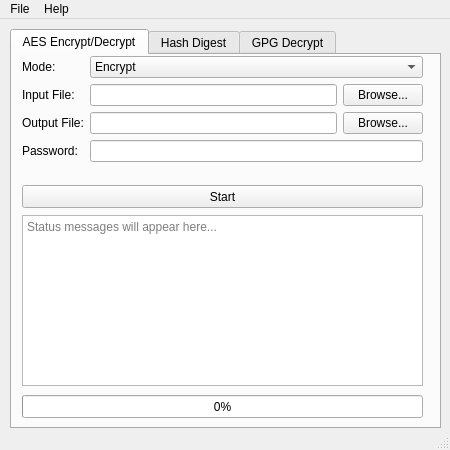
First picture: the form in src/mainwindow.ui, repository masato-ro/macrypto, before the edit.
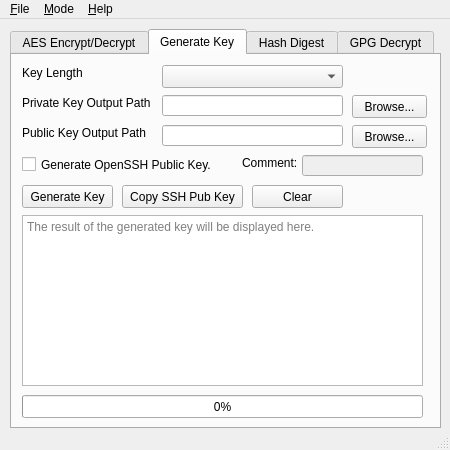
Second picture: the form after the edit. The open tabs and pages were chosen to show the change.

```diff
--- a/src/mainwindow.ui
+++ b/src/mainwindow.ui
@@ -70,14 +70,14 @@
        <bool>true</bool>
       </property>
       <property name="placeholderText">
-       <string>Status messages will appear here...</string>
+       <string>Status messages will be displayed here...</string>
       </property>
      </widget>
      <widget class="QWidget" name="layoutWidget">
       <property name="geometry">
        <rect>
         <x>10</x>
-        <y>1</y>
+        <y>10</y>
         <width>401</width>
         <height>114</height>
        </rect>
@@ -171,7 +171,7 @@
        <rect>
         <x>10</x>
         <y>130</y>
-        <width>401</width>
+        <width>91</width>
         <height>23</height>
        </rect>
       </property>
@@ -192,6 +192,229 @@
        <number>0</number>
       </property>
      </widget>
+     <widget class="QPushButton" name="pushButtonClearLog">
+      <property name="geometry">
+       <rect>
+        <x>110</x>
+        <y>130</y>
+        <width>91</width>
+        <height>23</height>
+       </rect>
+      </property>
+      <property name="text">
+       <string>Clear</string>
+      </property>
+     </widget>
+    </widget>
+    <widget class="QWidget" name="widget">
+     <attribute name="title">
+      <string>Generate Key</string>
+     </attribute>
+     <widget class="QLabel" name="labelKeyLength">
+      <property name="geometry">
+       <rect>
+        <x>10</x>
+        <y>10</y>
+        <width>131</width>
+        <height>16</height>
+       </rect>
+      </property>
+      <property name="text">
+       <string>Key Length</string>
+      </property>
+     </widget>
+     <widget class="QComboBox" name="comboBoxKeyLength">
+      <property name="geometry">
+       <rect>
+        <x>150</x>
+        <y>10</y>
+        <width>181</width>
+        <height>23</height>
+       </rect>
+      </property>
+     </widget>
+     <widget class="QLabel" name="labelPrivateKeyPath">
+      <property name="geometry">
+       <rect>
+        <x>10</x>
+        <y>40</y>
+        <width>141</width>
+        <height>16</height>
+       </rect>
+      </property>
+      <property name="text">
+       <string>Private Key Output Path</string>
+      </property>
+     </widget>
+     <widget class="QLineEdit" name="lineEditPrivateKeyPath">
+      <property name="geometry">
+       <rect>
+        <x>150</x>
+        <y>40</y>
+        <width>181</width>
+        <height>21</height>
+       </rect>
+      </property>
+     </widget>
+     <widget class="QPushButton" name="pushButtonBrowsePrivate">
+      <property name="geometry">
+       <rect>
+        <x>340</x>
+        <y>40</y>
+        <width>75</width>
+        <height>23</height>
+       </rect>
+      </property>
+      <property name="text">
+       <string>Browse...</string>
+      </property>
+     </widget>
+     <widget class="QLabel" name="labelPublicKeyPath">
+      <property name="geometry">
+       <rect>
+        <x>10</x>
+        <y>70</y>
+        <width>141</width>
+        <height>16</height>
+       </rect>
+      </property>
+      <property name="text">
+       <string>Public Key Output Path</string>
+      </property>
+     </widget>
+     <widget class="QLineEdit" name="lineEditPublicKeyPath">
+      <property name="geometry">
+       <rect>
+        <x>150</x>
+        <y>70</y>
+        <width>181</width>
+        <height>21</height>
+       </rect>
+      </property>
+     </widget>
+     <widget class="QPushButton" name="pushButtonBrowsePublic">
+      <property name="geometry">
+       <rect>
+        <x>340</x>
+        <y>70</y>
+        <width>75</width>
+        <height>23</height>
+       </rect>
+      </property>
+      <property name="text">
+       <string>Browse...</string>
+      </property>
+     </widget>
+     <widget class="QPushButton" name="pushButtonGenerateKey">
+      <property name="geometry">
+       <rect>
+        <x>10</x>
+        <y>130</y>
+        <width>91</width>
+        <height>23</height>
+       </rect>
+      </property>
+      <property name="text">
+       <string>Generate Key</string>
+      </property>
+     </widget>
+     <widget class="QTextEdit" name="textEditKeyLog">
+      <property name="geometry">
+       <rect>
+        <x>10</x>
+        <y>160</y>
+        <width>401</width>
+        <height>171</height>
+       </rect>
+      </property>
+      <property name="placeholderText">
+       <string>The result of the generated key will be displayed here.</string>
+      </property>
+     </widget>
+     <widget class="QProgressBar" name="progressBarKey">
+      <property name="geometry">
+       <rect>
+        <x>10</x>
+        <y>340</y>
+        <width>401</width>
+        <height>23</height>
+       </rect>
+      </property>
+      <property name="value">
+       <number>0</number>
+      </property>
+     </widget>
+     <widget class="QCheckBox" name="checkBoxConvertToSSH">
+      <property name="geometry">
+       <rect>
+        <x>10</x>
+        <y>100</y>
+        <width>201</width>
+        <height>19</height>
+       </rect>
+      </property>
+      <property name="text">
+       <string>Generate OpenSSH Public Key.</string>
+      </property>
+     </widget>
+     <widget class="QLineEdit" name="lineEditComment">
+      <property name="enabled">
+       <bool>false</bool>
+      </property>
+      <property name="geometry">
+       <rect>
+        <x>290</x>
+        <y>100</y>
+        <width>121</width>
+        <height>21</height>
+       </rect>
+      </property>
+      <property name="toolTip">
+       <string>Leave empty to use machine hostname.</string>
+      </property>
+      <property name="placeholderText">
+       <string/>
+      </property>
+     </widget>
+     <widget class="QLabel" name="labelComment">
+      <property name="geometry">
+       <rect>
+        <x>230</x>
+        <y>100</y>
+        <width>61</width>
+        <height>16</height>
+       </rect>
+      </property>
+      <property name="text">
+       <string>Comment:</string>
+      </property>
+     </widget>
+     <widget class="QPushButton" name="pushButtonCopyKey">
+      <property name="geometry">
+       <rect>
+        <x>110</x>
+        <y>130</y>
+        <width>121</width>
+        <height>23</height>
+       </rect>
+      </property>
+      <property name="text">
+       <string>Copy SSH Pub Key</string>
+      </property>
+     </widget>
+     <widget class="QPushButton" name="pushButtonClearEditKeyLog">
+      <property name="geometry">
+       <rect>
+        <x>240</x>
+        <y>130</y>
+        <width>91</width>
+        <height>23</height>
+       </rect>
+      </property>
+      <property name="text">
+       <string>Clear</string>
+      </property>
+     </widget>
     </widget>
     <widget class="QWidget" name="tab_2">
      <attribute name="title">
@@ -492,18 +715,28 @@
    </property>
    <widget class="QMenu" name="menu">
     <property name="title">
-     <string>File</string>
+     <string>&amp;File</string>
     </property>
     <addaction name="actionExit"/>
    </widget>
    <widget class="QMenu" name="menu_2">
     <property name="title">
-     <string>Help</string>
+     <string>&amp;Help</string>
     </property>
     <addaction name="actionAbout"/>
     <addaction name="actionAbout_Qt"/>
    </widget>
+   <widget class="QMenu" name="menuMode">
+    <property name="title">
+     <string>&amp;Mode</string>
+    </property>
+    <addaction name="actionAES_Encrypt_Decrypt"/>
+    <addaction name="actionGenerate_Key"/>
+    <addaction name="actionHash_Digest"/>
+    <addaction name="actionGPG_Decrypt"/>
+   </widget>
    <addaction name="menu"/>
+   <addaction name="menuMode"/>
    <addaction name="menu_2"/>
   </widget>
   <widget class="QStatusBar" name="statusbar"/>
```
Left out of the diff: 120 changed lines with no effect on the pictures.
